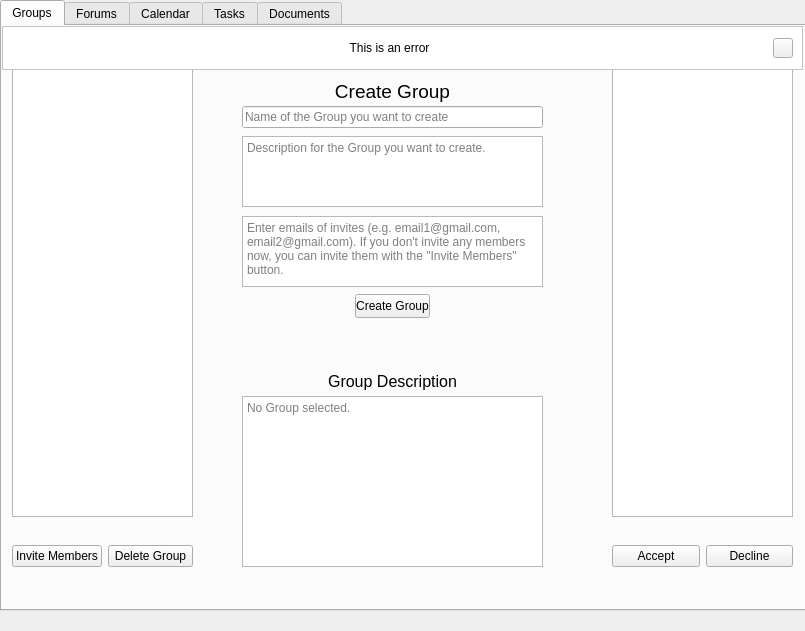
LoganC-UMBC/CMSC-447---Pinguin---UMBC, file Application/GUI/Uis/Main_Window_Ui/main_window_form.ui: the form before one commit.
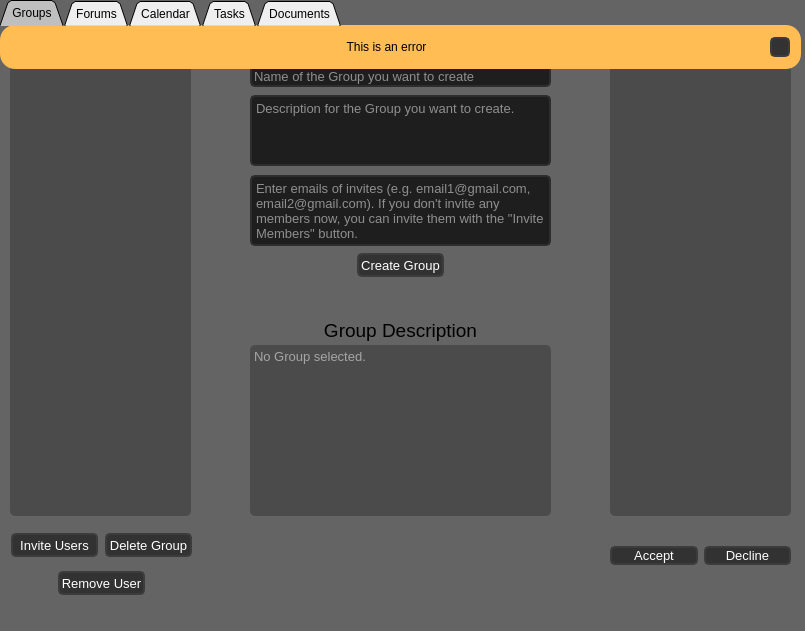
The form after the commit. Icons and pictures are not drawn.

```diff
--- a/Application/GUI/Uis/Main_Window_Ui/main_window_form.ui
+++ b/Application/GUI/Uis/Main_Window_Ui/main_window_form.ui
@@ -26,11 +26,16 @@
    <string>main_window</string>
   </property>
   <property name="styleSheet">
-   <string notr="true"/>
+   <string notr="true">QMainWindow#main_window{
+border:0px;
+}</string>
   </property>
   <widget class="QWidget" name="centralwidget">
    <property name="styleSheet">
-    <string notr="true"/>
+    <string notr="true">QWidget#centralwidget{
+background-color:rgb(100,100,100);
+
+}</string>
    </property>
    <widget class="QTabWidget" name="tab_widget">
     <property name="geometry">
@@ -42,11 +47,25 @@
      </rect>
     </property>
     <property name="styleSheet">
-     <string notr="true">QTabWidget:{}</string>
+     <string notr="true">QTabWidget::pane {
+  top:-1px; 
+  background: rgb(245, 245, 245);
+} 
+
+QTabBar::tab {
+  background: rgb(191, 191, 191);
+  color:black
+} 
+
+QTabBar::tab:selected { 
+  }</string>
     </property>
     <property name="tabPosition">
      <enum>QTabWidget::North</enum>
     </property>
+    <property name="tabShape">
+     <enum>QTabWidget::Triangular</enum>
+    </property>
     <property name="currentIndex">
      <number>0</number>
     </property>
@@ -55,7 +74,10 @@
     </property>
     <widget class="QWidget" name="groups_tab">
      <property name="styleSheet">
-      <string notr="true">QWidget{background-color;}</string>
+      <string notr="true">QWidget#groups_tab{
+background-color: rgb(100,100,100);
+
+}</string>
      </property>
      <attribute name="title">
       <string>Groups</string>
@@ -63,12 +85,44 @@
      <widget class="QLineEdit" name="group_name_edit">
       <property name="geometry">
        <rect>
-        <x>240</x>
-        <y>80</y>
+        <x>250</x>
+        <y>40</y>
         <width>301</width>
         <height>22</height>
        </rect>
       </property>
+      <property name="minimumSize">
+       <size>
+        <width>301</width>
+        <height>22</height>
+       </size>
+      </property>
+      <property name="maximumSize">
+       <size>
+        <width>301</width>
+        <height>22</height>
+       </size>
+      </property>
+      <property name="font">
+       <font>
+        <pointsize>10</pointsize>
+       </font>
+      </property>
+      <property name="styleSheet">
+       <string notr="true">QLineEdit {
+	border: 2px solid rgb(45, 45, 45);
+	border-radius: 5px;
+	background-color: rgb(30, 30, 30);	
+	color: rgb(255,255,255);
+}
+QLineEdit:hover {
+	border: 2px solid rgb(55, 55, 55);
+}
+QLineEdit:focus {
+	border: 2px solid rgb(207, 138, 0);	
+	color: rgb(255,255,255);
+}</string>
+      </property>
       <property name="alignment">
        <set>Qt::AlignLeading|Qt::AlignLeft|Qt::AlignVCenter</set>
       </property>
@@ -79,12 +133,44 @@
      <widget class="QPlainTextEdit" name="group_description_edit">
       <property name="geometry">
        <rect>
-        <x>240</x>
-        <y>110</y>
+        <x>250</x>
+        <y>70</y>
         <width>301</width>
         <height>71</height>
        </rect>
       </property>
+      <property name="minimumSize">
+       <size>
+        <width>301</width>
+        <height>71</height>
+       </size>
+      </property>
+      <property name="maximumSize">
+       <size>
+        <width>301</width>
+        <height>71</height>
+       </size>
+      </property>
+      <property name="font">
+       <font>
+        <pointsize>10</pointsize>
+       </font>
+      </property>
+      <property name="styleSheet">
+       <string notr="true">QPlainTextEdit {
+	border: 2px solid rgb(45, 45, 45);
+	border-radius: 5px;
+	background-color: rgb(30, 30, 30);	
+	color: rgb(255,255,255);
+}
+QPlainTextEdit:hover {
+	border: 2px solid rgb(55, 55, 55);
+}
+QPlainTextEdit:focus {
+	border: 2px solid rgb(207, 138, 0);
+	color: rgb(255,255,255);
+}</string>
+      </property>
       <property name="placeholderText">
        <string>Description for the Group you want to create.</string>
       </property>
@@ -101,16 +187,37 @@
       <property name="toolTip">
        <string>&lt;html&gt;&lt;head/&gt;&lt;body&gt;&lt;p&gt;&lt;span style=&quot; font-size:10pt;&quot;&gt;Click on an invite, if you want to accept or decline the invitation.&lt;/span&gt;&lt;/p&gt;&lt;/body&gt;&lt;/html&gt;</string>
       </property>
+      <property name="styleSheet">
+       <string notr="true">QWidget#invites_list{
+background-color: rgb(75,75,75);
+border-radius:5px;
+border:0px;
+color:white
+}</string>
+      </property>
      </widget>
      <widget class="QPlainTextEdit" name="group_description_view">
       <property name="geometry">
        <rect>
-        <x>240</x>
-        <y>370</y>
+        <x>250</x>
+        <y>320</y>
         <width>301</width>
         <height>171</height>
        </rect>
       </property>
+      <property name="font">
+       <font>
+        <pointsize>10</pointsize>
+       </font>
+      </property>
+      <property name="styleSheet">
+       <string notr="true">QWidget#group_description_view{
+background-color: rgb(75,75,75);
+border-radius:5px;
+border:0px;
+color:white
+}</string>
+      </property>
       <property name="readOnly">
        <bool>true</bool>
       </property>
@@ -130,6 +237,28 @@
       <layout class="QHBoxLayout" name="horizontalLayout_10">
        <item>
         <widget class="QPushButton" name="accept_invite_button">
+         <property name="font">
+          <font>
+           <pointsize>10</pointsize>
+          </font>
+         </property>
+         <property name="styleSheet">
+          <string notr="true">QPushButton {	
+	background-color: rgb(50, 50, 50);
+	border: 2px solid rgb(60, 60, 60);
+	border-radius: 5px;
+	color:white
+}
+QPushButton:hover {	
+	background-color: rgb(60, 60, 60);
+	border: 2px solid rgb(70, 70, 70);
+}
+QPushButton:pressed {	
+	background-color:rgb(255, 170, 0);
+	border: 2px solid rgb(207, 138, 0);
+	color: rgb(35, 35, 35);
+}</string>
+         </property>
          <property name="text">
           <string>Accept</string>
          </property>
@@ -137,6 +266,28 @@
        </item>
        <item>
         <widget class="QPushButton" name="decline_invite_button">
+         <property name="font">
+          <font>
+           <pointsize>10</pointsize>
+          </font>
+         </property>
+         <property name="styleSheet">
+          <string notr="true">QPushButton {	
+	background-color: rgb(50, 50, 50);
+	border: 2px solid rgb(60, 60, 60);
+	border-radius: 5px;
+	color:white
+}
+QPushButton:hover {	
+	background-color: rgb(60, 60, 60);
+	border: 2px solid rgb(70, 70, 70);
+}
+QPushButton:pressed {	
+	background-color:rgb(255, 170, 0);
+	border: 2px solid rgb(207, 138, 0);
+	color: rgb(35, 35, 35);
+}</string>
+         </property>
          <property name="text">
           <string>Decline</string>
          </property>
@@ -189,8 +340,8 @@
      <widget class="QLabel" name="create_group_label">
       <property name="geometry">
        <rect>
-        <x>240</x>
-        <y>50</y>
+        <x>250</x>
+        <y>10</y>
         <width>301</width>
         <height>31</height>
        </rect>
@@ -210,54 +361,60 @@
      <widget class="QPlainTextEdit" name="email_edit">
       <property name="geometry">
        <rect>
-        <x>240</x>
-        <y>190</y>
+        <x>250</x>
+        <y>150</y>
         <width>301</width>
         <height>71</height>
        </rect>
       </property>
+      <property name="minimumSize">
+       <size>
+        <width>301</width>
+        <height>71</height>
+       </size>
+      </property>
+      <property name="maximumSize">
+       <size>
+        <width>301</width>
+        <height>71</height>
+       </size>
+      </property>
+      <property name="font">
+       <font>
+        <pointsize>10</pointsize>
+       </font>
+      </property>
+      <property name="styleSheet">
+       <string notr="true">QPlainTextEdit {
+	border: 2px solid rgb(45, 45, 45);
+	border-radius: 5px;
+	background-color: rgb(30, 30, 30);	
+	color: rgb(255,255,255);
+}
+QPlainTextEdit:hover {
+	border: 2px solid rgb(55, 55, 55);
+}
+QPlainTextEdit:focus {
+	border: 2px solid rgb(207, 138, 0);
+	color: rgb(255,255,255);
+}</string>
+      </property>
       <property name="placeholderText">
        <string>Enter emails of invites (e.g. email1@gmail.com, email2@gmail.com). If you don't invite any members now, you can invite them with the &quot;Invite Members&quot; button.</string>
       </property>
      </widget>
-     <widget class="QWidget" name="horizontalLayoutWidget_10">
-      <property name="geometry">
-       <rect>
-        <x>10</x>
-        <y>490</y>
-        <width>181</width>
-        <height>81</height>
-       </rect>
-      </property>
-      <layout class="QHBoxLayout" name="horizontalLayout_11">
-       <item>
-        <widget class="QPushButton" name="invite_button">
-         <property name="text">
-          <string>Invite Members</string>
-         </property>
-        </widget>
-       </item>
-       <item>
-        <widget class="QPushButton" name="delete_group_button">
-         <property name="text">
-          <string>Delete Group</string>
-         </property>
-        </widget>
-       </item>
-      </layout>
-     </widget>
      <widget class="QLabel" name="group_description_label">
       <property name="geometry">
        <rect>
-        <x>240</x>
-        <y>340</y>
+        <x>250</x>
+        <y>290</y>
         <width>301</width>
         <height>31</height>
        </rect>
       </property>
       <property name="font">
        <font>
-        <pointsize>12</pointsize>
+        <pointsize>14</pointsize>
        </font>
       </property>
       <property name="text">
@@ -270,8 +427,8 @@
      <widget class="QWidget" name="horizontalLayoutWidget_11">
       <property name="geometry">
        <rect>
-        <x>240</x>
-        <y>260</y>
+        <x>250</x>
+        <y>220</y>
         <width>301</width>
         <height>41</height>
        </rect>
@@ -281,16 +438,38 @@
         <widget class="QPushButton" name="create_group_button">
          <property name="minimumSize">
           <size>
-           <width>75</width>
+           <width>87</width>
            <height>24</height>
           </size>
          </property>
          <property name="maximumSize">
           <size>
-           <width>75</width>
+           <width>87</width>
            <height>24</height>
           </size>
          </property>
+         <property name="font">
+          <font>
+           <pointsize>10</pointsize>
+          </font>
+         </property>
+         <property name="styleSheet">
+          <string notr="true">QPushButton {	
+	background-color: rgb(50, 50, 50);
+	border: 2px solid rgb(60, 60, 60);
+	border-radius: 5px;
+	color:white
+}
+QPushButton:hover {	
+	background-color: rgb(60, 60, 60);
+	border: 2px solid rgb(70, 70, 70);
+}
+QPushButton:pressed {	
+	background-color:rgb(255, 170, 0);
+	border: 2px solid rgb(207, 138, 0);
+	color: rgb(35, 35, 35);
+}</string>
+         </property>
          <property name="text">
           <string>Create Group</string>
          </property>
@@ -322,6 +501,9 @@
         <height>81</height>
        </size>
       </property>
+      <property name="styleSheet">
+       <string notr="true"/>
+      </property>
       <property name="frameShape">
        <enum>QFrame::NoFrame</enum>
       </property>
@@ -350,7 +532,11 @@
         </size>
        </property>
        <property name="styleSheet">
-        <string notr="true">QFrame{background-color:rgb(255,255,255);}
+        <string notr="true">QFrame{
+background-color: rgb(255, 189, 83);
+border-radius: 15px;
+
+}
 </string>
        </property>
        <property name="frameShape">
@@ -376,7 +562,7 @@
           </property>
           <property name="styleSheet">
            <string notr="true">QLabel{
-background-color:white;
+background-color: rgb(255, 189, 83);
 border-radius:5px;
 }</string>
           </property>
@@ -408,7 +594,20 @@
            </font>
           </property>
           <property name="styleSheet">
-           <string notr="true"/>
+           <string notr="true">QPushButton {	
+	background-color: rgb(50, 50, 50);
+	border: 2px solid rgb(60, 60, 60);
+	border-radius: 5px;
+}
+QPushButton:hover {	
+	background-color: rgb(60, 60, 60);
+	border: 2px solid rgb(70, 70, 70);
+}
+QPushButton:pressed {	
+	background-color: rgb(255, 189, 83);
+	border: 2px solid rgb(255, 165, 24);	
+	color: rgb(35, 35, 35);
+}</string>
           </property>
           <property name="text">
            <string/>
@@ -431,6 +630,158 @@
         <height>451</height>
        </rect>
       </property>
+      <property name="font">
+       <font>
+        <pointsize>8</pointsize>
+       </font>
+      </property>
+      <property name="styleSheet">
+       <string notr="true">QWidget#groups_tree{
+background-color: rgb(75,75,75);
+border-radius:5px;
+border:0px;
+color:white
+}</string>
+      </property>
+     </widget>
+     <widget class="QWidget" name="verticalLayoutWidget_4">
+      <property name="geometry">
+       <rect>
+        <x>10</x>
+        <y>500</y>
+        <width>184</width>
+        <height>80</height>
+       </rect>
+      </property>
+      <layout class="QVBoxLayout" name="verticalLayout_5">
+       <item>
+        <layout class="QHBoxLayout" name="horizontalLayout_11">
+         <item>
+          <widget class="QPushButton" name="invite_button">
+           <property name="minimumSize">
+            <size>
+             <width>87</width>
+             <height>24</height>
+            </size>
+           </property>
+           <property name="maximumSize">
+            <size>
+             <width>87</width>
+             <height>24</height>
+            </size>
+           </property>
+           <property name="font">
+            <font>
+             <pointsize>10</pointsize>
+            </font>
+           </property>
+           <property name="styleSheet">
+            <string notr="true">QPushButton {	
+	background-color: rgb(50, 50, 50);
+	border: 2px solid rgb(60, 60, 60);
+	border-radius: 5px;
+	color:white
+}
+QPushButton:hover {	
+	background-color: rgb(60, 60, 60);
+	border: 2px solid rgb(70, 70, 70);
+}
+QPushButton:pressed {	
+	background-color:rgb(255, 170, 0);
+	border: 2px solid rgb(207, 138, 0);
+	color: rgb(35, 35, 35);
+}</string>
+           </property>
+           <property name="text">
+            <string>Invite Users</string>
+           </property>
+          </widget>
+         </item>
+         <item>
+          <widget class="QPushButton" name="delete_group_button">
+           <property name="minimumSize">
+            <size>
+             <width>87</width>
+             <height>24</height>
+            </size>
+           </property>
+           <property name="maximumSize">
+            <size>
+             <width>87</width>
+             <height>24</height>
+            </size>
+           </property>
+           <property name="font">
+            <font>
+             <pointsize>10</pointsize>
+            </font>
+           </property>
+           <property name="styleSheet">
+            <string notr="true">QPushButton {	
+	background-color: rgb(50, 50, 50);
+	border: 2px solid rgb(60, 60, 60);
+	border-radius: 5px;
+	color:white
+}
+QPushButton:hover {	
+	background-color: rgb(60, 60, 60);
+	border: 2px solid rgb(70, 70, 70);
+}
+QPushButton:pressed {	
+	background-color:rgb(255, 170, 0);
+	border: 2px solid rgb(207, 138, 0);
+	color: rgb(35, 35, 35);
+}</string>
+           </property>
+           <property name="text">
+            <string>Delete Group</string>
+           </property>
+          </widget>
+         </item>
+        </layout>
+       </item>
+       <item alignment="Qt::AlignHCenter">
+        <widget class="QPushButton" name="remove_user_edit">
+         <property name="minimumSize">
+          <size>
+           <width>87</width>
+           <height>24</height>
+          </size>
+         </property>
+         <property name="maximumSize">
+          <size>
+           <width>87</width>
+           <height>24</height>
+          </size>
+         </property>
+         <property name="font">
+          <font>
+           <pointsize>10</pointsize>
+          </font>
+         </property>
+         <property name="styleSheet">
+          <string notr="true">QPushButton {	
+	background-color: rgb(50, 50, 50);
+	border: 2px solid rgb(60, 60, 60);
+	border-radius: 5px;
+	color:white
+}
+QPushButton:hover {	
+	background-color: rgb(60, 60, 60);
+	border: 2px solid rgb(70, 70, 70);
+}
+QPushButton:pressed {	
+	background-color:rgb(255, 170, 0);
+	border: 2px solid rgb(207, 138, 0);
+	color: rgb(35, 35, 35);
+}</string>
+         </property>
+         <property name="text">
+          <string>Remove User</string>
+         </property>
+        </widget>
+       </item>
+      </layout>
      </widget>
      <zorder>group_tree_label</zorder>
      <zorder>invites_label</zorder>
```
Left out of the diff: 969 changed lines with no effect on the pictures.
